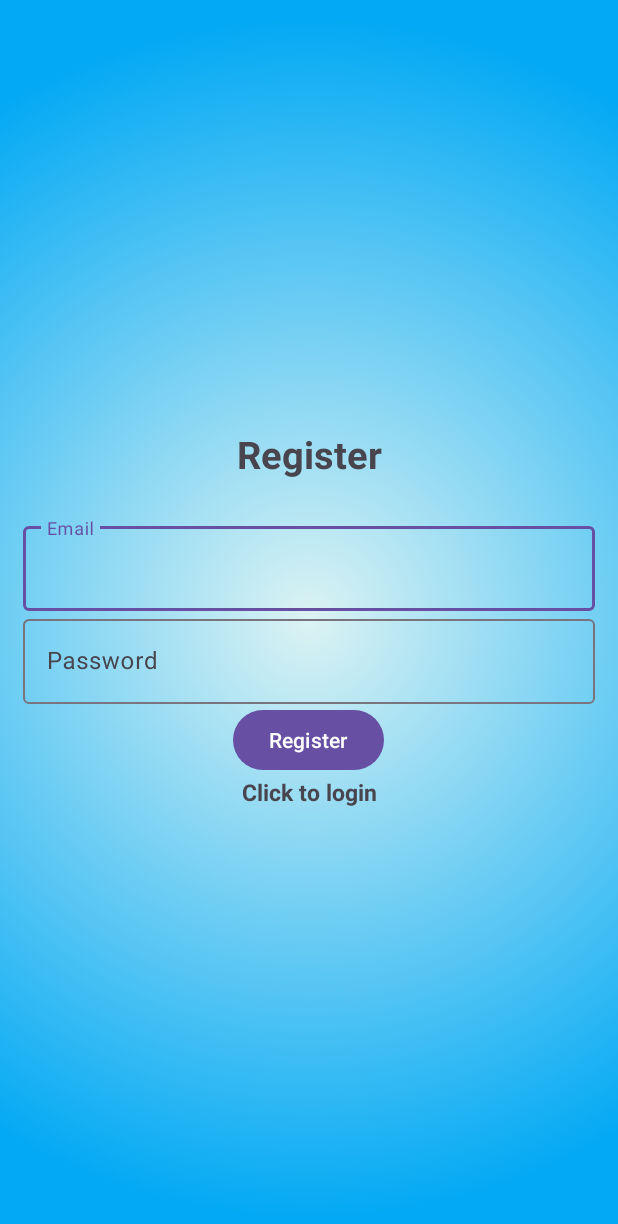
After one commit to ru8ar/PomodoroApp, an Android app: the Register screen opened directly, with no data from a screen before it, on a phone screen of 412 x 824 dp. The commit adds this screen. Shown: the top 1224 px of the screen. Run offline under Robolectric (Android 15) with nearby library versions, the phone set to English and light mode, and no system bars; our stand-ins replace Firebase (no records; nobody signed in at launch, a user with empty details on screens opened directly).

Commit message:
Firebase authorization, login and registration features addded

```diff
--- a/app/build.gradle.kts
+++ b/app/build.gradle.kts
@@ -38,8 +38,10 @@ dependencies {
     implementation("com.google.android.material:material:1.12.0")
     implementation("androidx.constraintlayout:constraintlayout:2.1.4")
     implementation("androidx.annotation:annotation:1.8.0")
-    implementation("androidx.lifecycle:lifecycle-livedata-ktx:2.8.0")
-    implementation("androidx.lifecycle:lifecycle-viewmodel-ktx:2.8.0")
+    implementation("androidx.lifecycle:lifecycle-runtime-ktx:2.6.1")
+    implementation("androidx.lifecycle:lifecycle-viewmodel-ktx:2.6.1")
+    implementation("androidx.lifecycle:lifecycle-livedata-ktx:2.6.1")
+    implementation("androidx.lifecycle:lifecycle-common-java8:2.6.1")
     implementation("com.google.firebase:firebase-auth:23.0.0")
     testImplementation("junit:junit:4.13.2")
     androidTestImplementation("androidx.test.ext:junit:1.1.5")
--- /dev/null
+++ b/app/src/main/java/com/example/pomodoroapplication/Register.java
@@ -0,0 +1,84 @@
+package com.example.pomodoroapplication;
+
+import androidx.annotation.NonNull;
+import androidx.appcompat.app.AppCompatActivity;
+
+import android.content.Intent;
+import android.os.Bundle;
+import android.util.Log;
+import android.view.View;
+import android.widget.Button;
+import android.widget.ProgressBar;
+import android.widget.TextView;
+import android.widget.Toast;
+
+import com.google.android.gms.tasks.OnCompleteListener;
+import com.google.android.gms.tasks.Task;
+import com.google.android.material.textfield.TextInputEditText;
+import com.google.firebase.Firebase;
+import com.google.firebase.auth.AuthResult;
+import com.google.firebase.auth.FirebaseAuth;
+import com.google.firebase.auth.FirebaseAuthUserCollisionException;
+import com.google.firebase.auth.FirebaseUser;
+
+import java.util.Objects;
+
+public class Register extends AppCompatActivity {
+
+    private TextInputEditText etEmail, etPassword;
+    private ProgressBar progressBar;
+    FirebaseAuth mAuth;
+    TextView txtLogin;
+
+    @Override
+    protected void onCreate(Bundle savedInstanceState) {
+        super.onCreate(savedInstanceState);
+        setContentView(R.layout.activity_register);
+
+        mAuth = FirebaseAuth.getInstance();
+        etEmail = findViewById(R.id.etEmail);
+        etPassword =findViewById(R.id.etPassword);
+        Button btnReg = findViewById(R.id.btnRegister);
+        progressBar = findViewById(R.id.progressBar);
+        txtLogin = findViewById(R.id.loginNow);
+
+        txtLogin.setOnClickListener(new View.OnClickListener() {
+            @Override
+            public void onClick(View v) {
+                Intent intent = new Intent(getApplicationContext(), Login.class);
+                startActivity(intent);
+                finish();
+            }
+        });
+
+        btnReg.setOnClickListener(new View.OnClickListener() {
+            @Override
+            public void onClick(View v) {
+                progressBar.setVisibility(View.VISIBLE);
+                String email,password;
+                email = Objects.requireNonNull(etEmail.getText()).toString();
+                password = Objects.requireNonNull(etPassword.getText()).toString();
+                mAuth.createUserWithEmailAndPassword(email, password)
+                        .addOnCompleteListener(new OnCompleteListener<AuthResult>() {
+                            @Override
+                            public void onComplete(@NonNull Task<AuthResult> task) {
+                                progressBar.setVisibility(View.GONE);
+                                if (task.isSuccessful()) {
+                                    Toast.makeText(Register.this, "Account created.",
+                                            Toast.LENGTH_SHORT).show();
+                                } try {
+                                    throw Objects.requireNonNull(task.getException());
+                                } catch (FirebaseAuthUserCollisionException e) {
+                                    // Eğer aynı e-posta ile bir kullanıcı varsa
+                                    Toast.makeText(Register.this, "This email is already registered.", Toast.LENGTH_SHORT).show();
+                                } catch (Exception e) {
+                                    // Diğer hatalar
+                                    Log.w("createUserError", "createUserWithEmail:failure", e);
+                                    Toast.makeText(Register.this, "Creating account failed.", Toast.LENGTH_SHORT).show();
+                                }
+                            }
+                        });
+            }
+        });
+    }
+}
--- a/app/src/main/java/com/example/pomodoroapplication/SelectScreenActivity.java
+++ b/app/src/main/java/com/example/pomodoroapplication/SelectScreen.java
@@ -3,14 +3,12 @@ package com.example.pomodoroapplication;
 import androidx.appcompat.app.AppCompatActivity;
 
 import android.content.Intent;
-import android.graphics.Color;
 import android.os.Bundle;
 import android.view.View;
 import android.widget.Button;
-import android.widget.EditText;
 import android.widget.NumberPicker;
 
-public class SelectScreenActivity extends AppCompatActivity {
+public class SelectScreen extends AppCompatActivity {
 
     NumberPicker npBreakTime,npRoundTime,npGoal,npLongBreak;
     Button btnGo;
@@ -82,7 +80,7 @@ public class SelectScreenActivity extends AppCompatActivity {
 
     }
     public void onClick(View v) {
-        Intent myInt = new Intent(SelectScreenActivity.this, MainActivity.class);
+        Intent myInt = new Intent(SelectScreen.this, MainActivity.class);
         myInt.putExtra("goal", goal);
         myInt.putExtra("roundTime",roundTime);
         myInt.putExtra("breakTime", breakTime);
--- /dev/null
+++ b/app/src/main/res/layout/activity_register.xml
@@ -0,0 +1,66 @@
+<?xml version="1.0" encoding="utf-8"?>
+<LinearLayout xmlns:android="http://schemas.android.com/apk/res/android"
+    xmlns:app="http://schemas.android.com/apk/res-auto"
+    xmlns:tools="http://schemas.android.com/tools"
+    android:layout_width="match_parent"
+    android:layout_height="match_parent"
+    android:orientation="vertical"
+    android:gravity="center"
+    android:padding="15dp"
+    android:background="@drawable/gradient_backgroung"
+    tools:context=".Register">
+
+    <TextView
+        android:layout_width="match_parent"
+        android:layout_height="wrap_content"
+        android:text="Register"
+        android:gravity="center"
+        android:textSize="25dp"
+        android:layout_marginBottom="25sp"
+        android:textStyle="bold"/>
+    <com.google.android.material.textfield.TextInputLayout
+        android:layout_width="match_parent"
+        android:layout_height="wrap_content">
+        <com.google.android.material.textfield.TextInputEditText
+            android:id="@+id/etEmail"
+            android:layout_width="match_parent"
+            android:layout_height="wrap_content"
+            android:hint="Email"/>
+    </com.google.android.material.textfield.TextInputLayout>
+
+    <com.google.android.material.textfield.TextInputLayout
+        android:layout_width="match_parent"
+        android:layout_height="wrap_content">
+        <com.google.android.material.textfield.TextInputEditText
+            android:id="@+id/etPassword"
+            android:layout_width="match_parent"
+            android:layout_height="wrap_content"
+            android:hint="Password"/>
+    </com.google.android.material.textfield.TextInputLayout>
+    <ProgressBar
+        android:id="@+id/progressBar"
+        android:visibility="gone"
+        android:layout_width="wrap_content"
+        android:layout_height="wrap_content"/>
+
+
+    <Button
+        android:id="@+id/btnRegister"
+        android:layout_width="wrap_content"
+        android:layout_height="wrap_content"
+        android:text="Register"/>
+
+    <TextView
+        android:id="@+id/loginNow"
+        android:layout_width="match_parent"
+        android:layout_height="wrap_content"
+        android:text="Click to login"
+        android:textStyle="bold"
+        android:textSize="15sp"
+        android:gravity="center"/>
+
+
+
+
+
+</LinearLayout>
--- a/app/src/main/res/layout/activity_selcet_screen.xml
+++ b/app/src/main/res/layout/activity_selcet_screen.xml
@@ -5,7 +5,7 @@
     android:layout_width="match_parent"
     android:layout_height="match_parent"
     android:background="@drawable/gradient_backgroung"
-    tools:context=".SelectScreenActivity">
+    tools:context=".SelectScreen">
 
     <NumberPicker
         android:id="@+id/npGoal"
@@ -143,6 +143,7 @@
         android:id="@+id/btnGo"
         android:layout_width="wrap_content"
         android:layout_height="wrap_content"
+        android:layout_marginEnd="25dp"
         android:background="@drawable/button_custom"
         android:onClick="onClick"
         android:text="START"
@@ -150,7 +151,8 @@
         app:layout_constraintBottom_toBottomOf="parent"
         app:layout_constraintEnd_toEndOf="parent"
         app:layout_constraintStart_toStartOf="parent"
-        app:layout_constraintTop_toBottomOf="@+id/txtLongBreak" />
+        app:layout_constraintTop_toBottomOf="@+id/txtLongBreak"
+        app:layout_constraintVertical_bias="0.508" />
 
 
 </androidx.constraintlayout.widget.ConstraintLayout>
```
Also changed, not shown: app/src/main/AndroidManifest.xml (+13 -8 lines), app/src/main/java/com/example/pomodoroapplication/Login.java (added, +93 -0 lines), app/src/main/java/com/example/pomodoroapplication/MainActivity.java (+8 -0 lines), app/src/main/res/layout/activity_login.xml (added, +64 -0 lines), app/src/main/res/layout/activity_main.xml (+10 -0 lines).
